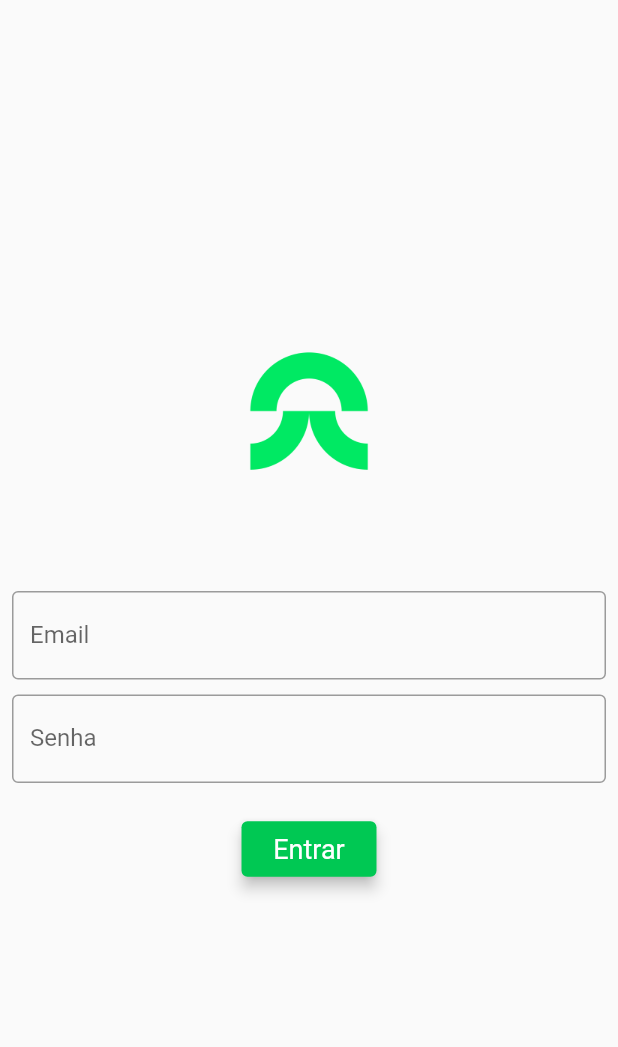
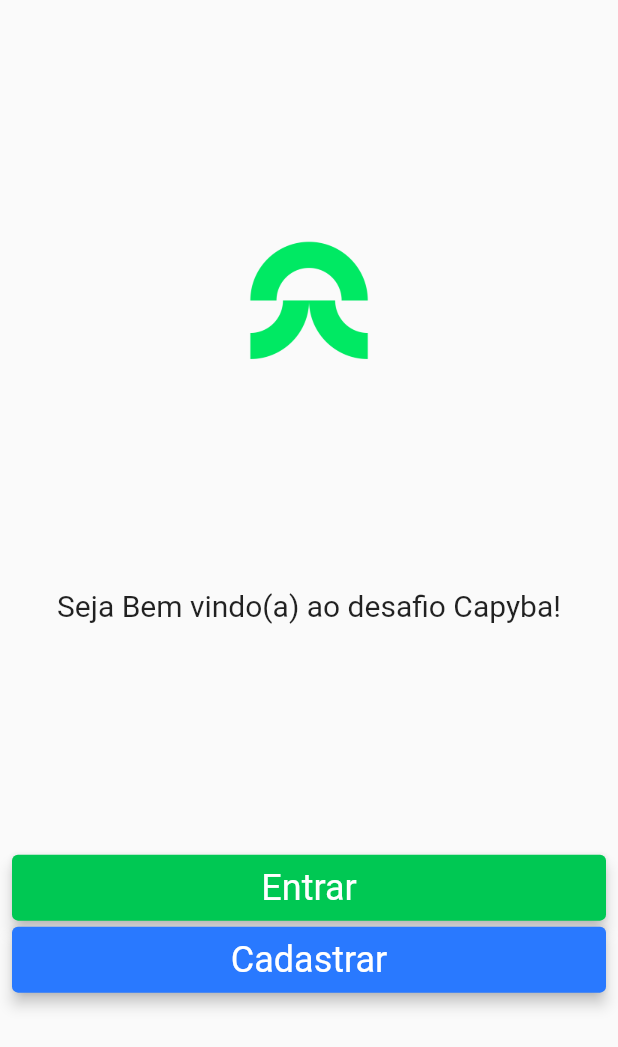
Before and after one commit to Giovaniavs/Capyba_Challenge, a Flutter app: the screen it shows after launch, on a phone screen of 412 x 824 dp. Shown: the top 1047 px of the screen. Run offline on Flutter 3.47's test engine with Material 2 defaults, Android fonts, the light colour scheme and no system bars.

Commit message:
Feature(landingPage): created a landing page which has an Entrar and Cadastrar buttons

```diff
--- a/lib/components/buttonComponent.dart
+++ b/lib/components/buttonComponent.dart
@@ -2,18 +2,27 @@ import 'package:flutter/material.dart';
 
 class ButtonComponent extends StatelessWidget {
   final double width;
+  final double height;
   final String title;
+  final double fontSize;
   final Color backgroundColor;
   final Function onPressed;
 
-  ButtonComponent(
-      {Key key, this.width, this.title, this.backgroundColor, this.onPressed})
-      : super(key: key);
+  ButtonComponent({
+    Key key,
+    this.width,
+    this.height,
+    this.title,
+    this.fontSize,
+    this.backgroundColor,
+    this.onPressed,
+  }) : super(key: key);
 
   @override
   Widget build(BuildContext context) {
     return Container(
       width: this.width,
+      height: this.height,
       child: TextButton(
         child: Text(this.title),
         onPressed: this.onPressed,
@@ -22,7 +31,10 @@ class ButtonComponent extends StatelessWidget {
             shadowColor: Colors.black,
             elevation: 4,
             backgroundColor: backgroundColor,
-            textStyle: TextStyle(color: Colors.white, fontSize: 18)),
+            textStyle: TextStyle(
+              color: Colors.white,
+              fontSize: this.fontSize,
+            )),
       ),
     );
   }
--- a/lib/main.dart
+++ b/lib/main.dart
@@ -1,12 +1,14 @@
 import 'package:flutter/material.dart';
+
+import 'package:capyba_challenge/pages/landingPage.dart';
 import 'package:capyba_challenge/pages/loginPage.dart';
+import 'package:capyba_challenge/pages/homePage.dart';
 
 void main() {
   runApp(MyApp());
 }
 
 class MyApp extends StatelessWidget {
-  // This widget is the root of your application.
   @override
   Widget build(BuildContext context) {
     return MaterialApp(
@@ -14,7 +16,13 @@ class MyApp extends StatelessWidget {
       theme: ThemeData(
         primaryColor: Colors.greenAccent.shade700,
       ),
-      home: LoginPage(),
+      initialRoute: '/',
+      routes: {
+        '/': (context) => LandingPage(),
+        '/login': (context) => LoginPage(),
+        // '/register': (context) => RegisterPage(),
+        '/home': (context) => HomePage(),
+      },
     );
   }
 }
--- /dev/null
+++ b/lib/pages/landingPage.dart
@@ -0,0 +1,61 @@
+import 'package:flutter/material.dart';
+
+import 'package:capyba_challenge/components/buttonComponent.dart';
+import 'package:capyba_challenge/components/inputComponent.dart';
+
+class LandingPage extends StatefulWidget {
+  @override
+  _LandingPageState createState() => _LandingPageState();
+}
+
+class _LandingPageState extends State<LandingPage> {
+  String email = '';
+  String password = '';
+
+  @override
+  Widget build(BuildContext context) {
+    return Material(
+      child: SizedBox(
+          width: MediaQuery.of(context).size.width,
+          height: MediaQuery.of(context).size.height,
+          child: Padding(
+            padding: const EdgeInsets.all(8.0),
+            child: Column(
+              mainAxisAlignment: MainAxisAlignment.spaceEvenly,
+              children: [
+                Image.asset('lib/assets/images/capyba_logo.png',
+                    width: 80, height: 80),
+                Text(
+                  'Seja Bem vindo(a) ao desafio Capyba!',
+                  style: TextStyle(fontSize: 20),
+                ),
+                Container(
+                  child: Column(
+                    children: [
+                      ButtonComponent(
+                        width: double.infinity,
+                        title: 'Entrar',
+                        fontSize: 24,
+                        backgroundColor: Colors.greenAccent.shade700,
+                        onPressed: () {
+                          Navigator.of(context).pushNamed('/login');
+                        },
+                      ),
+                      ButtonComponent(
+                        width: double.infinity,
+                        title: 'Cadastrar',
+                        fontSize: 24,
+                        backgroundColor: Colors.blueAccent.shade400,
+                        onPressed: () {
+                          Navigator.of(context).pushNamed('/register');
+                        },
+                      ),
+                    ],
+                  ),
+                )
+              ],
+            ),
+          )),
+    );
+  }
+}
--- a/lib/pages/loginPage.dart
+++ b/lib/pages/loginPage.dart
@@ -51,8 +51,11 @@ class _LoginPageState extends State<LoginPage> {
                   ButtonComponent(
                     width: 90,
                     title: 'Entrar',
+                    fontSize: 18,
                     backgroundColor: Colors.greenAccent.shade700,
-                    onPressed: () {},
+                    onPressed: () {
+                      Navigator.of(context).pushReplacementNamed('/home');
+                    },
                   ),
                 ],
               ),
```
Also changed, not shown: lib/components/inputComponent.dart (+8 -2 lines), lib/pages/homePage.dart (added, +38 -0 lines).
